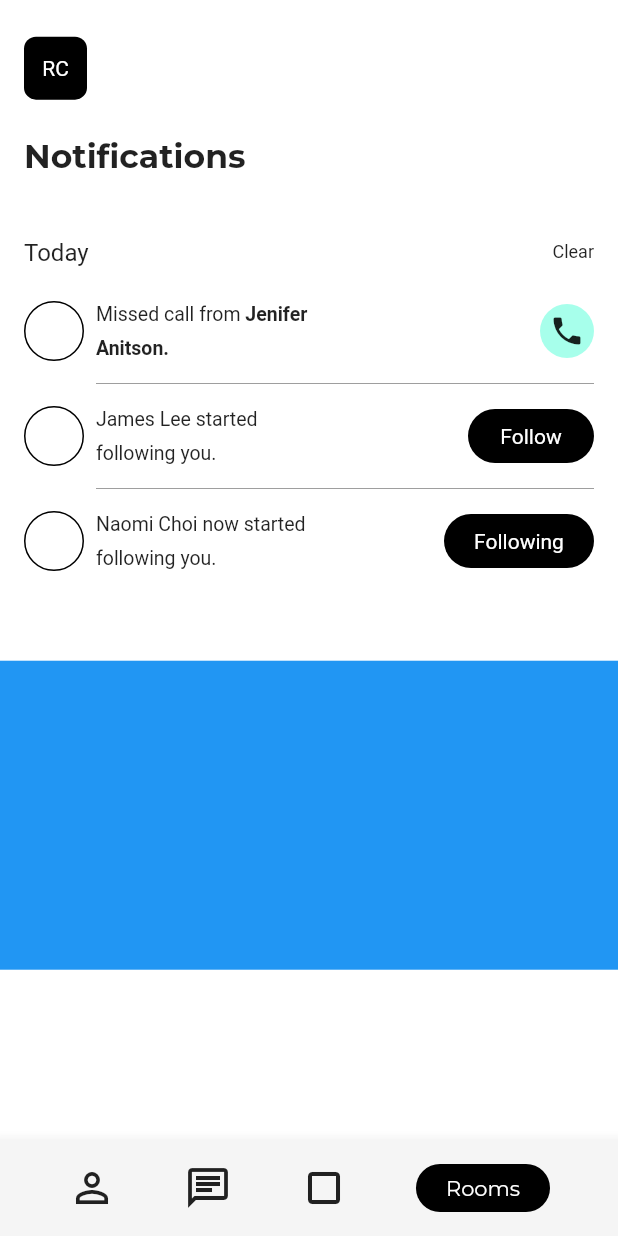
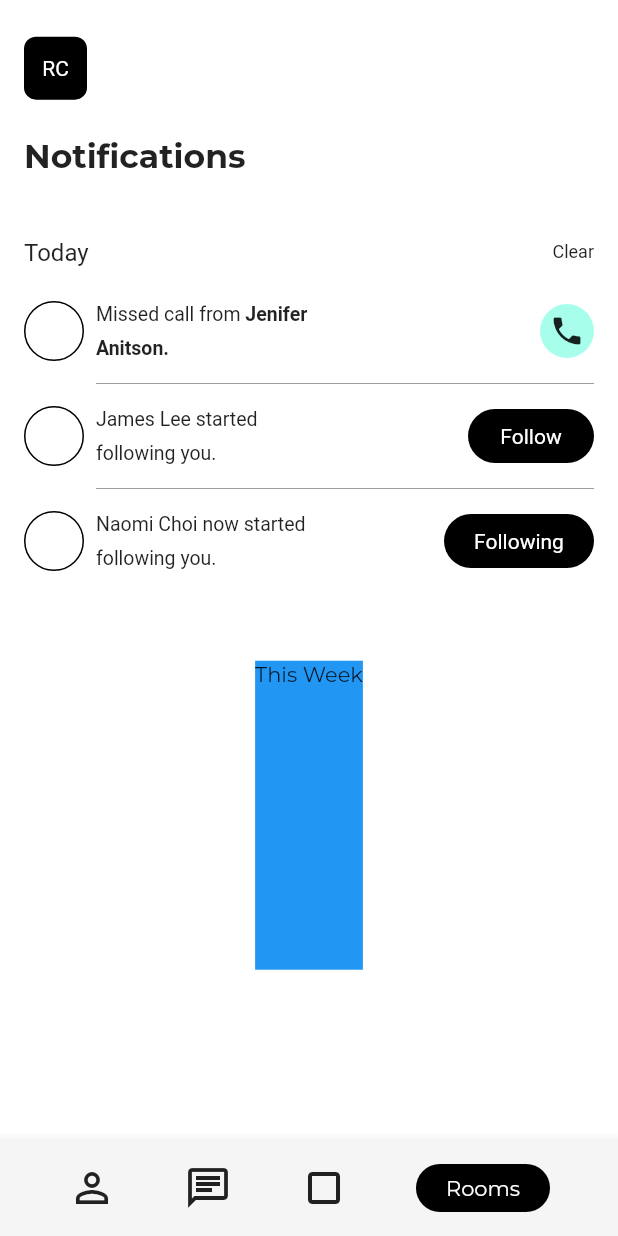
Before and after one commit to JAICHANGPARK/flutter_notebook_8th_story, a Flutter app: the SocialHomePage screen opened by its route, on a phone screen of 412 x 824 dp. Run offline on Flutter 3.47's test engine with Material 2 defaults, Android fonts, the phone set to English and light mode, and no system bars; our stand-ins replace badges, flutter_hooks, google_fonts, hooks_riverpod, state_notifier.

Commit message:
Update social_home_page.dart

```diff
--- a/lib/ep588_social_app/social_home_page.dart
+++ b/lib/ep588_social_app/social_home_page.dart
@@ -251,6 +251,11 @@ class _SocialHomePageState extends State<SocialHomePage> {
                     Container(
                       height: MediaQuery.of(context).size.height / 4,
                       decoration: BoxDecoration(color: Colors.blue),
+                      child: Column(
+                        children: [
+                          Text("This Week",style: GoogleFonts.montserrat(),)
+                        ],
+                      ),
                     ),
                   ],
                 ),
```
